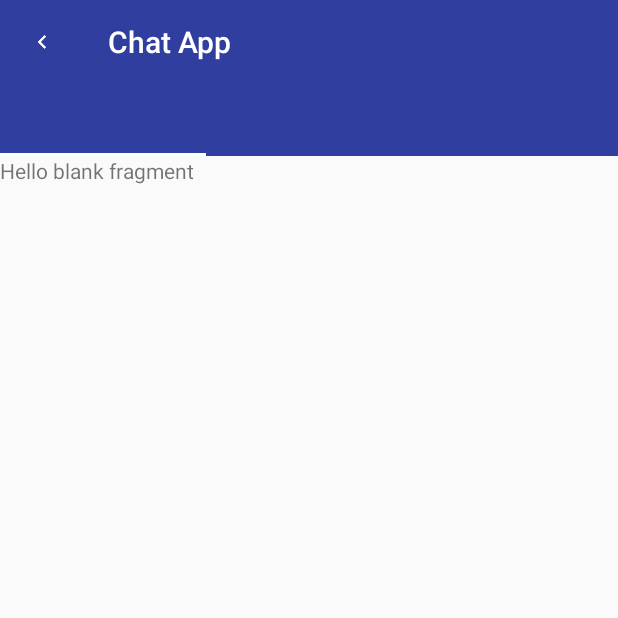
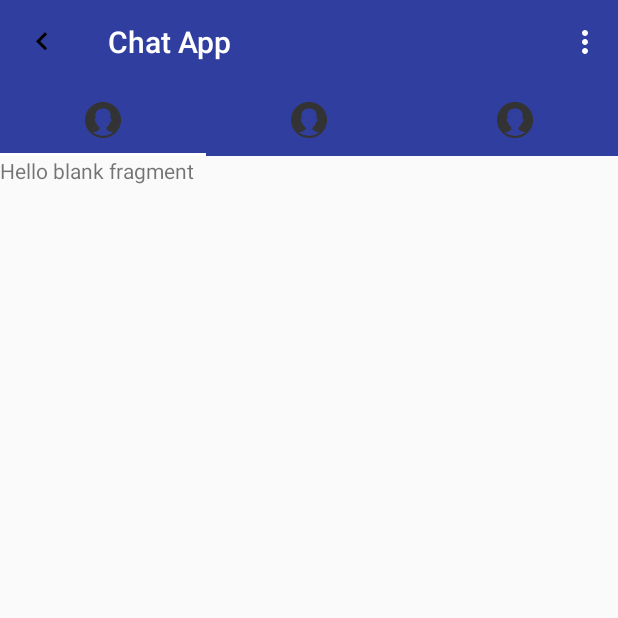
Before and after one commit to RiluGrace/ChatApp, an Android app: the MainActivity screen opened directly, with no data from a screen before it, on a phone screen of 412 x 824 dp, the top half of it. Run offline under Robolectric (Android 15) with nearby library versions, the phone set to English and light mode, and no system bars; our stand-ins replace Firebase (no records; nobody signed in at launch, a user with empty details on screens opened directly).

```diff
--- a/app/build.gradle
+++ b/app/build.gradle
@@ -26,6 +26,7 @@ dependencies {
     implementation 'com.android.support.constraint:constraint-layout:1.0.2'
     implementation 'com.google.firebase:firebase-auth:11.0.4'
     implementation 'com.android.support:support-v4:26.1.0'
+    implementation 'com.google.firebase:firebase-database:11.0.4'
     testImplementation 'junit:junit:4.12'
     implementation 'com.android.support:recyclerview-v7:26.1.0'
     implementation 'com.squareup.picasso:picasso:2.5.2'
--- a/app/src/main/AndroidManifest.xml
+++ b/app/src/main/AndroidManifest.xml
@@ -18,7 +18,8 @@
         </activity>
         <activity android:name=".MessageListActivity" />
         <activity android:name=".SignUpActivity" />
-        <activity android:name=".MainActivity"></activity>
+        <activity android:name=".MainActivity" />
+        <activity android:name=".SettingsActivity"></activity>
     </application>
 
 </manifest>
--- a/app/src/main/java/com/example/babur/chatapp/MainActivity.java
+++ b/app/src/main/java/com/example/babur/chatapp/MainActivity.java
@@ -3,40 +3,43 @@ package com.example.babur.chatapp;
 import android.content.Intent;
 import android.graphics.Color;
 import android.support.design.widget.TabLayout;
+import android.support.v4.app.Fragment;
+import android.support.v4.app.FragmentManager;
+import android.support.v4.app.FragmentPagerAdapter;
 import android.support.v4.view.ViewPager;
 import android.support.v7.app.AppCompatActivity;
 import android.os.Bundle;
 import android.support.v7.widget.Toolbar;
+import android.util.Log;
+import android.view.Menu;
+import android.view.MenuItem;
 import android.view.View;
 
+import com.example.babur.chatapp.Fragments.ChatFragment;
+import com.example.babur.chatapp.Fragments.FriendsFragment;
+import com.example.babur.chatapp.Fragments.RequestFragment;
 import com.google.firebase.auth.FirebaseAuth;
 import com.google.firebase.auth.FirebaseUser;
 
+import java.util.ArrayList;
+import java.util.List;
+
 public class MainActivity extends AppCompatActivity
 {
-
+    //firebase
     private FirebaseAuth mAuth;
     private ViewPager mViewPager;
-    private SectionsPagerAdapter mSectionsPagerAdapter;
     private TabLayout mTabLayout;
+    private int[] tabIcons = {
+            R.drawable.circle,
+            R.drawable.circle,
+            R.drawable.circle
+    };
 
     @Override
     protected void onCreate(Bundle savedInstanceState) {
         super.onCreate(savedInstanceState);
         setContentView(R.layout.activity_main);
-
-        mAuth = FirebaseAuth.getInstance();
-        mViewPager = (ViewPager)findViewById(R.id.viewpager) ;
-        mTabLayout = (TabLayout)findViewById(R.id.tab);
-        mTabLayout.setupWithViewPager(mViewPager);
-
-//            mTabLayout.getTabAt(0).setIcon(R.drawable.circle);
-//            mTabLayout.getTabAt(1).setIcon(R.drawable.circle);
-//            mTabLayout.getTabAt(2).setIcon(R.drawable.circle);
-
-        mSectionsPagerAdapter = new SectionsPagerAdapter(getSupportFragmentManager());
-
-        mViewPager.setAdapter(mSectionsPagerAdapter);
 
         Toolbar mToolbar = (Toolbar) findViewById(R.id.mToolbar0);
         mToolbar.setTitle("Chat App");
@@ -54,7 +57,63 @@ public class MainActivity extends AppCompatActivity
                 startActivity(new Intent(MainActivity.this, MessageListActivity.class));
             }
         });
+
+        // firebase
+        mAuth = FirebaseAuth.getInstance();
+
+        mViewPager = (ViewPager)findViewById(R.id.viewpager) ;
+        setupViewPager(mViewPager);
+        mTabLayout = (TabLayout)findViewById(R.id.tab);
+        mTabLayout.setupWithViewPager(mViewPager);
+        setupTabIcons();
     }
+
+    //no need of title in fragments.
+    private void setupViewPager(ViewPager viewPager) {
+        ViewPagerAdapter adapter = new ViewPagerAdapter(getSupportFragmentManager());
+        adapter.addFragment(new RequestFragment(),"");
+        adapter.addFragment(new ChatFragment(),"");
+        adapter.addFragment(new FriendsFragment(),"");
+        viewPager.setAdapter(adapter);
+    }
+
+    //set icons on its own positions
+    private void setupTabIcons() {
+        mTabLayout.getTabAt(0).setIcon(tabIcons[0]);
+        mTabLayout.getTabAt(1).setIcon(tabIcons[1]);
+        mTabLayout.getTabAt(2).setIcon(tabIcons[2]);
+    }
+
+    // Adapter for the viewpager using FragmentPagerAdapter
+    class ViewPagerAdapter extends FragmentPagerAdapter {
+        private final List<Fragment> mFragmentList = new ArrayList<>();
+        private final List<String> mFragmentTitleList = new ArrayList<>();
+
+        public ViewPagerAdapter(FragmentManager manager) {
+            super(manager);
+        }
+
+        @Override
+        public Fragment getItem(int position) {
+            return mFragmentList.get(position);
+        }
+
+        @Override
+        public int getCount() {
+            return mFragmentList.size();
+        }
+
+        public void addFragment(Fragment fragment, String title) {
+            mFragmentList.add(fragment);
+            mFragmentTitleList.add(title);
+        }
+
+        @Override
+        public CharSequence getPageTitle(int position) {
+            return mFragmentTitleList.get(position);
+        }
+    }
+
     @Override
     public void onStart() {
         super.onStart();
@@ -62,9 +121,40 @@ public class MainActivity extends AppCompatActivity
         FirebaseUser currentUser = mAuth.getCurrentUser();
         if(currentUser == null)
         {
-            Intent intent=new Intent(MainActivity.this,MessageListActivity.class);
-            startActivity(intent);
-            finish();
+           sendToStart();
         }
     }
+
+    private void sendToStart()
+    {
+        Intent intent=new Intent(MainActivity.this,SignInActivity.class);
+        startActivity(intent);
+        finish();
+    }
+
+    // to fix menu bar
+    @Override
+    public boolean onCreateOptionsMenu(Menu menu) {
+        super.onCreateOptionsMenu(menu);
+        getMenuInflater().inflate(R.menu.main_menu ,menu);
+        return true;
+    }
+
+// menu icon
+    @Override
+    public boolean onOptionsItemSelected(MenuItem item) {
+        super.onOptionsItemSelected(item);
+        if(item.getItemId()== R.id.log_out_btn)
+         {
+             sendToStart();
+            FirebaseAuth.getInstance().signOut();
+         }
+        if(item.getItemId()== R.id.acc_setting)
+        {
+            Intent intent = new Intent(MainActivity.this , SettingsActivity.class);
+            startActivity(intent);
+
+        }
+        return true;
+    }
 }
--- a/app/src/main/java/com/example/babur/chatapp/MessageListActivity.java
+++ b/app/src/main/java/com/example/babur/chatapp/MessageListActivity.java
@@ -60,7 +60,7 @@ public class MessageListActivity extends AppCompatActivity
         mLayoutManager.setReverseLayout(true);
         mLayoutManager.setStackFromEnd(true);
 
-
+        // toolbar
         Toolbar mToolbar = (Toolbar) findViewById(R.id.mToolbar);
         mToolbar.setTitle("");
         mToolbar.setTitleTextColor(Color.WHITE);
--- a/app/src/main/java/com/example/babur/chatapp/SectionsPagerAdapter.java
+++ /dev/null
@@ -1,61 +0,0 @@
-package com.example.babur.chatapp;
-
-import android.support.v4.app.Fragment;
-import android.support.v4.app.FragmentManager;
-import android.support.v4.app.FragmentPagerAdapter;
-
-import com.example.babur.chatapp.Fragments.ChatFragment;
-import com.example.babur.chatapp.Fragments.FriendsFragment;
-import com.example.babur.chatapp.Fragments.RequestFragment;
-
-/**
- * Created by babur on 28-02-2018.
- */
-
-class SectionsPagerAdapter extends FragmentPagerAdapter
-{
-
-    public SectionsPagerAdapter(FragmentManager fm) {
-        super(fm);
-    }
-
-    @Override
-    public Fragment getItem(int position)
-    {
-        switch (position)
-        {
-            case 0:
-                RequestFragment requestFragment = new RequestFragment();
-                return  requestFragment;
-
-            case 1:
-                ChatFragment chatFragment = new ChatFragment();
-                return  chatFragment;
-
-            case 2:
-                FriendsFragment friendsFragment = new FriendsFragment();
-                return  friendsFragment;
-        }
-        return null;
-    }
-
-    @Override
-    public int getCount() {
-        return 3;
-    }
-
-//    public CharSequence getPageTitle(int position)
-//    {
-//        switch (position)
-//        {
-//            case 0:
-//                return "REQUESTS";
-//            case 1:
-//                return "CHATS";
-//            case 2:
-//                return "FRIENDS";
-//            default:
-//                return null;
-//        }
-//    }
-}
--- /dev/null
+++ b/app/src/main/res/drawable-anydpi/ic_keyboard_arrow_left.xml
@@ -0,0 +1,9 @@
+<vector xmlns:android="http://schemas.android.com/apk/res/android"
+        android:width="24dp"
+        android:height="24dp"
+        android:viewportWidth="24.0"
+        android:viewportHeight="24.0">
+    <path
+        android:fillColor="#FF000000"
+        android:pathData="M15.41,16.09l-4.58,-4.59 4.58,-4.59L14,5.5l-6,6 6,6z"/>
+</vector>
--- /dev/null
+++ b/app/src/main/res/menu/main_menu.xml
@@ -0,0 +1,18 @@
+<?xml version="1.0" encoding="utf-8"?>
+<menu xmlns:app="http://schemas.android.com/apk/res-auto"
+    xmlns:android="http://schemas.android.com/apk/res/android"
+    android:drawable="@android:color/white"
+    >
+
+    <item
+
+        android:id="@+id/all_users"
+        android:title="All Users" />
+
+    <item
+        android:id="@+id/acc_setting"
+        android:title="Account Settings" />
+    <item
+        android:id="@+id/log_out_btn"
+        android:title="@string/logout" />
+</menu>
--- a/app/src/main/res/values/colors.xml
+++ b/app/src/main/res/values/colors.xml
@@ -1,6 +1,6 @@
 <?xml version="1.0" encoding="utf-8"?>
 <resources>
     <color name="colorPrimary">#3F51B5</color>
-    <color name="colorPrimaryDark">#303F9F</color>
+    <color name="colorPrimaryDark">#303f9f</color>
     <color name="colorAccent">#ffffff</color>
 </resources>
--- a/app/src/main/res/values/strings.xml
+++ b/app/src/main/res/values/strings.xml
@@ -3,4 +3,5 @@
 
     <!-- TODO: Remove or change this placeholder text -->
     <string name="hello_blank_fragment">Hello blank fragment</string>
+    <string name="logout">logout</string>
 </resources>
--- a/app/src/main/res/values/styles.xml
+++ b/app/src/main/res/values/styles.xml
@@ -8,6 +8,7 @@
         <item name="colorPrimary">@color/colorPrimary</item>
         <item name="colorPrimaryDark">@color/colorPrimaryDark</item>
         <item name="colorAccent">@color/colorAccent</item>
+        <item name="android:textColorSecondary">@android:color/white</item>
     </style>
 
 </resources>
```
Also changed, not shown: app/src/main/java/com/example/babur/chatapp/SettingsActivity.java (added, +13 -0 lines), app/src/main/java/com/example/babur/chatapp/SignUpActivity.java (+33 -5 lines), app/src/main/res/layout/activity_settings.xml (added, +40 -0 lines), 1 other file.
